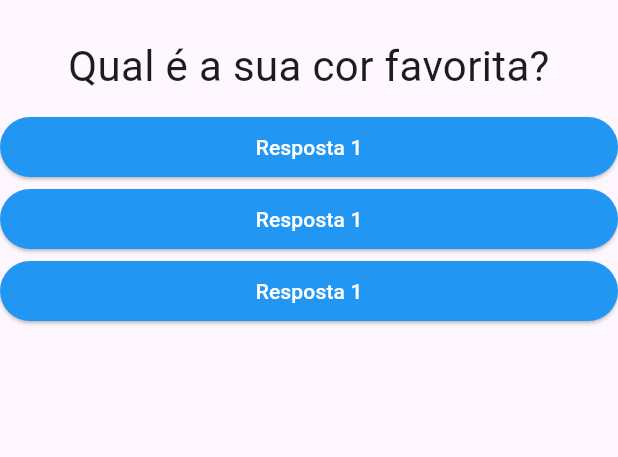
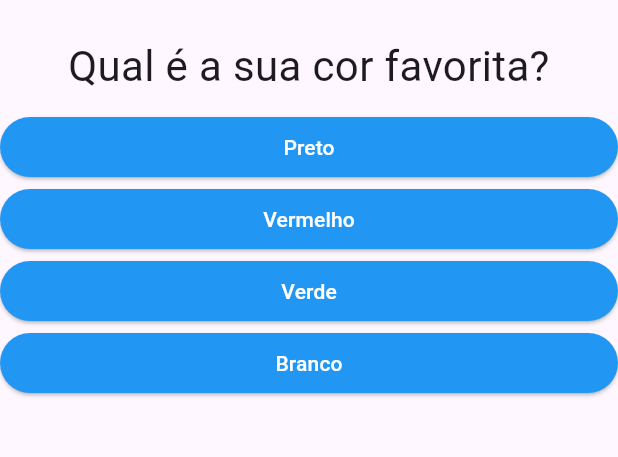
Before and after one commit to JonatasFSilva/curso_flutter, a Flutter app: the screen it shows after launch, on a phone screen of 412 x 824 dp, the part 63-520 px from its top. Run offline on Flutter 3.47's test engine with Material 3 defaults, Android fonts, the phone set to English and light mode, and no system bars.

Commit message:
criado interacacao

```diff
--- a/projeto_perguntas/lib/main.dart
+++ b/projeto_perguntas/lib/main.dart
@@ -17,21 +17,36 @@ class _PerguntaAppState extends State<PerguntaApp> {
 
   @override
   Widget build(BuildContext context) {
-    final List<String> perguntas = [
-      "Qual é a sua cor favorita?",
-      "Qual é o seu animal favorito?"
+    final List<Map<String, Object>> perguntas = [
+      {
+        "texto": "Qual é a sua cor favorita?",
+        "respostas": ["Preto", "Vermelho", "Verde", "Branco"],
+      },
+      {
+        "texto": "Qual é o seu animal favorito?",
+        "respostas": ["Coelho", "Cobra", "Elefante", "Leao"],
+      },
+      {
+        "texto": "Qual é o seu instrutor favorito?",
+        "respostas": ["Maria", "Joao", "Leo", "Predo"],
+      }
     ];
+    List<Widget> respostas = [];
+    for (String textResp
+        in perguntas[_perguntaSelecionada].cast()["respostas"]) {
+      respostas.addAll(<Widget>[Resposta(textResp, _responder)]);
+    }
+    ;
     return MaterialApp(
       home: Scaffold(
         appBar: AppBar(
           title: const Text("Perguntas"),
         ),
         body: Column(
+
           children: <Widget>[
-            Questao(perguntas[_perguntaSelecionada]),
-            Resposta("Resposta 1", _responder),
-            Resposta("Resposta 2", _responder),
-            Resposta("Resposta 3", _responder),
+            Questao(perguntas[_perguntaSelecionada]["texto"].toString()),
+            ...respostas,
           ],
         ),
       ),
--- a/projeto_perguntas/lib/resposta.dart
+++ b/projeto_perguntas/lib/resposta.dart
@@ -12,10 +12,9 @@ class Resposta extends StatelessWidget {
       width: double.infinity,
       child: ElevatedButton(
         style: ElevatedButton.styleFrom(
-            backgroundColor: Colors.blue,
-            foregroundColor: Colors.white),
+            backgroundColor: Colors.blue, foregroundColor: Colors.white),
         onPressed: quandoSelecionado,
-        child: const Text("Resposta 1"),
+        child: Text(texto),
       ),
     );
   }
```
Also changed, not shown: capturas/Captura de tela de 2024-03-25 14-08-48.png (added), capturas/Screenshot_1711385366.png (added).
